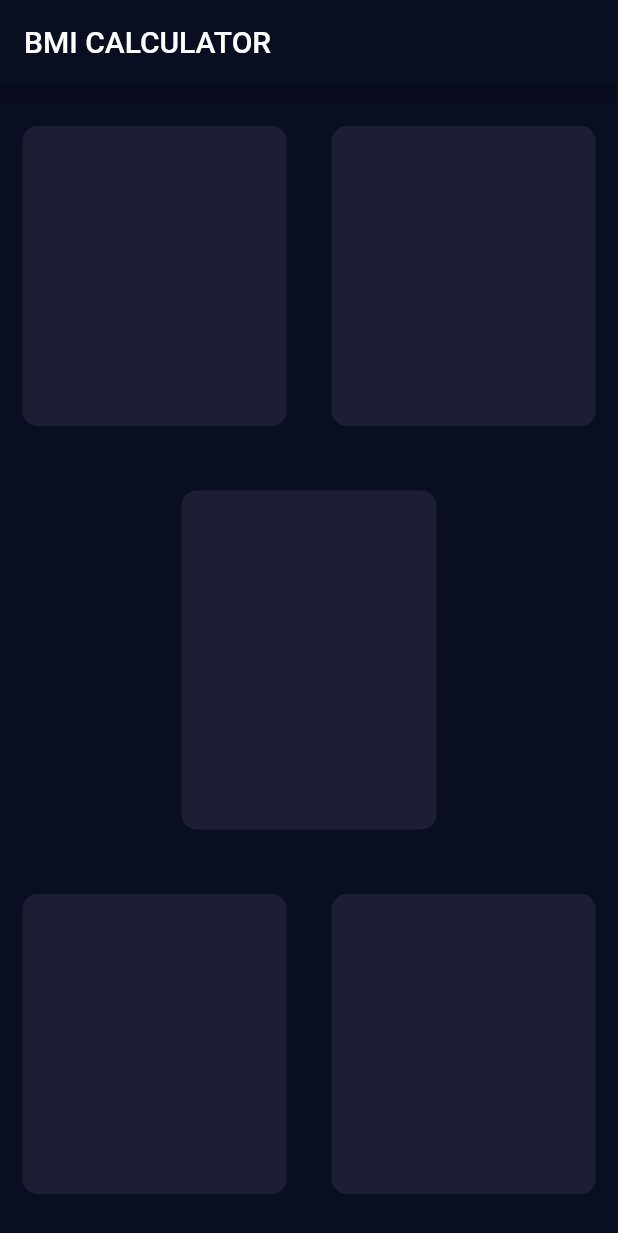
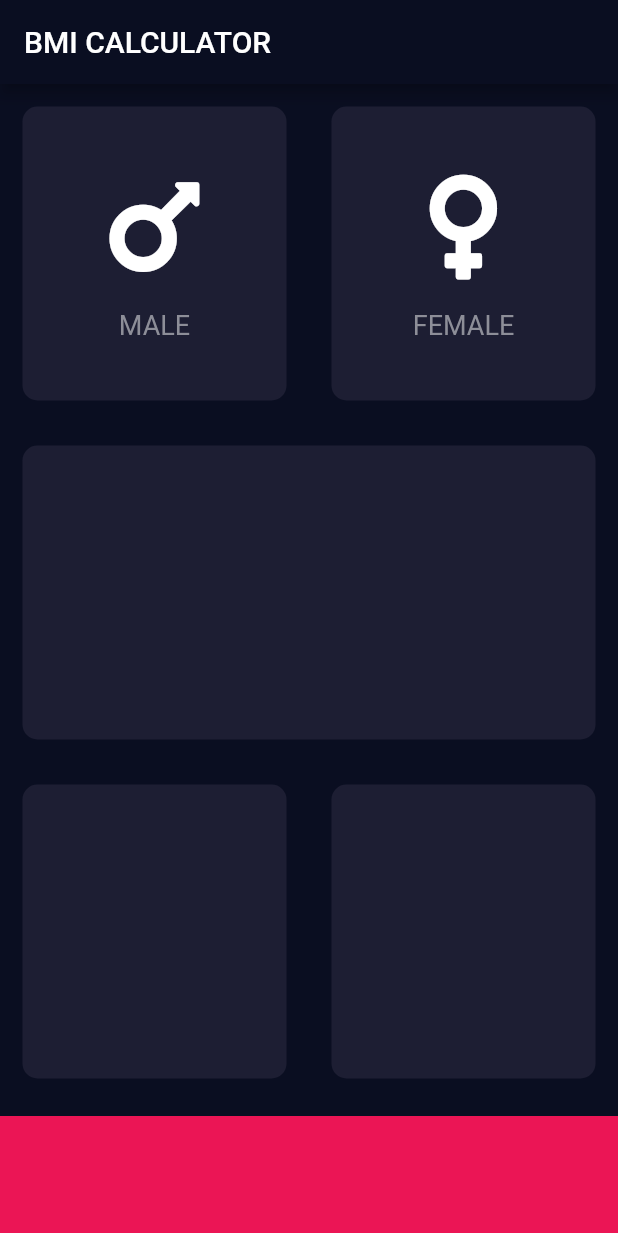
Before and after one commit to pratikrana1998/bmi_calculator_flutter, a Flutter app: the screen it shows after launch, on a phone screen of 412 x 824 dp. Shown: the top 1233 px of the screen. Run offline on Flutter 3.47's test engine with Material 2 defaults, Android fonts, the phone set to English and light mode, and no system bars; our stand-ins replace font_awesome_flutter.

Commit message:
creating custom widgets for icon content and reusable card with their own seperate files

```diff
--- /dev/null
+++ b/lib/icon_content.dart
@@ -0,0 +1,31 @@
+import 'package:flutter/material.dart';
+
+const labelTextStyle = TextStyle(
+  fontSize: 18.0,
+  color: Color(0xFF8D8E98),
+);
+
+class IconContent extends StatelessWidget {
+
+  final IconData icon;
+  final String label;
+
+  IconContent({ this.icon, this.label });
+
+  @override
+  Widget build(BuildContext context) {
+    return Column(
+      mainAxisAlignment: MainAxisAlignment.center,
+      children: <Widget>[
+        Icon(
+          icon,
+          size: 80.0,
+        ),
+        SizedBox(
+          height: 15.0,
+        ),
+        Text(label, style: labelTextStyle),
+      ],
+    );
+  }
+}
--- a/lib/input_page.dart
+++ b/lib/input_page.dart
@@ -1,5 +1,13 @@
 import 'package:flutter/cupertino.dart';
 import 'package:flutter/material.dart';
+import 'package:font_awesome_flutter/font_awesome_flutter.dart';
+import 'icon_content.dart';
+import 'reusable_card.dart';
+
+const bottomContainerHeight = 80.0;
+
+const activeCardColor = Color(0xFF1D1E33);
+const bottomContainerColor = Color(0xFFEB1555);
 
 class InputPage extends StatefulWidget {
   @override
@@ -17,39 +25,35 @@ class _InputPageState extends State<InputPage> {
         children: <Widget>[
           Expanded(child: Row(
             children: <Widget>[
-              Expanded(child: ReusableCard(colour: Color(0xFF1D1E33)),),
-              Expanded(child: ReusableCard(colour: Color(0xFF1D1E33)),),
+              Expanded(
+                child: ReusableCard(
+                  colour: activeCardColor,
+                  cardChild: IconContent(icon: FontAwesomeIcons.mars, label: 'MALE',),
+                ),
+              ),
+              Expanded(
+                child: ReusableCard(
+                    colour: activeCardColor,
+                    cardChild: IconContent(icon: FontAwesomeIcons.venus, label: 'FEMALE',),
+                ),
+              ),
             ],
           ),),
-          Expanded(child: ReusableCard(colour: Color(0xFF1D1E33)),),
+          Expanded(child: ReusableCard(colour: activeCardColor),),
           Expanded(child: Row(
             children: <Widget>[
-              Expanded(child: ReusableCard(colour: Color(0xFF1D1E33)),),
-              Expanded(child: ReusableCard(colour: Color(0xFF1D1E33)),),
+              Expanded(child: ReusableCard(colour: activeCardColor),),
+              Expanded(child: ReusableCard(colour: activeCardColor),),
             ],
           ),),
+          Container(
+            color: bottomContainerColor,
+            margin: EdgeInsets.only(top: 10.0),
+            width: double.infinity,
+            height: bottomContainerHeight,
+          )
         ],
       ),
     );
   }
 }
-
-class ReusableCard extends StatelessWidget {
-
-  ReusableCard({@required this.colour });
-
-  final Color colour;
-
-  @override
-  Widget build(BuildContext context) {
-    return Container(
-      margin: EdgeInsets.all(15.0),
-      decoration: BoxDecoration(
-        color: colour,
-        borderRadius: BorderRadius.circular(10.0),
-      ),
-      height: 200.0,
-      width: 170.0,
-    );
-  }
-}
--- a/lib/main.dart
+++ b/lib/main.dart
@@ -1,5 +1,6 @@
 import 'package:flutter/material.dart';
 import 'input_page.dart';
+
 
 void main() => runApp(BMICalculator());
 
--- /dev/null
+++ b/lib/reusable_card.dart
@@ -0,0 +1,21 @@
+import 'package:flutter/material.dart';
+
+class ReusableCard extends StatelessWidget {
+
+  ReusableCard({@required this.colour, this.cardChild });
+
+  final Color colour;
+  final Widget cardChild;
+
+  @override
+  Widget build(BuildContext context) {
+    return Container(
+      child: cardChild,
+      margin: EdgeInsets.all(15.0),
+      decoration: BoxDecoration(
+        color: colour,
+        borderRadius: BorderRadius.circular(10.0),
+      ),
+    );
+  }
+}
--- a/pubspec.yaml
+++ b/pubspec.yaml
@@ -11,6 +11,7 @@ dependencies:
     sdk: flutter
 
   cupertino_icons: ^0.1.2
+  font_awesome_flutter: ^8.8.1
 
 dev_dependencies:
   flutter_test:
```
